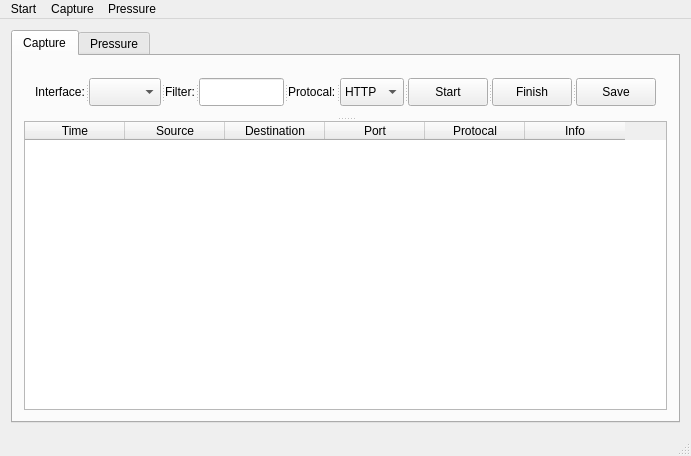
First picture: the form in mainwindow.ui, repository guiyang882/WebPackage, before the edit.
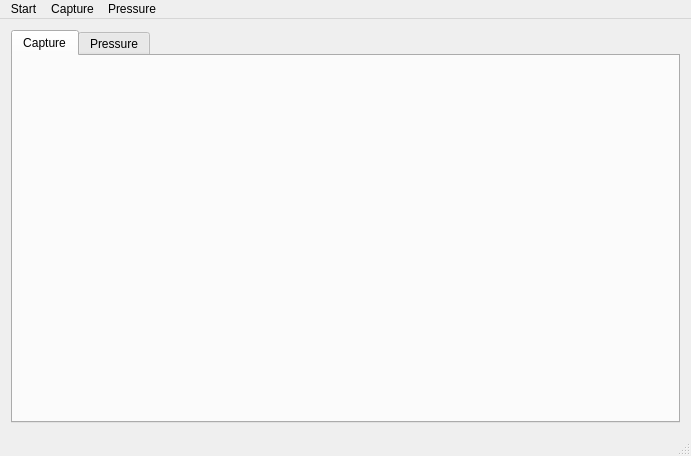
Second picture: the form after the edit. The open tabs and pages were chosen to show the change.

Patch:
```diff
--- a/mainwindow.ui
+++ b/mainwindow.ui
@@ -30,124 +30,6 @@
           <property name="orientation">
            <enum>Qt::Vertical</enum>
           </property>
-          <widget class="QWidget" name="widget_Control" native="true">
-           <property name="maximumSize">
-            <size>
-             <width>16777215</width>
-             <height>50</height>
-            </size>
-           </property>
-           <layout class="QVBoxLayout" name="verticalLayout_2">
-            <item>
-             <widget class="QSplitter" name="splitter">
-              <property name="orientation">
-               <enum>Qt::Horizontal</enum>
-              </property>
-              <widget class="QLabel" name="label_3">
-               <property name="text">
-                <string>Interface:</string>
-               </property>
-              </widget>
-              <widget class="QComboBox" name="comboBox_interface"/>
-              <widget class="QLabel" name="label">
-               <property name="text">
-                <string>Filter:</string>
-               </property>
-              </widget>
-              <widget class="QLineEdit" name="lineEdit_filter"/>
-              <widget class="QLabel" name="label_2">
-               <property name="text">
-                <string>Protocal:</string>
-               </property>
-              </widget>
-              <widget class="QComboBox" name="comboBox_protocal">
-               <item>
-                <property name="text">
-                 <string>HTTP</string>
-                </property>
-               </item>
-               <item>
-                <property name="text">
-                 <string>IP</string>
-                </property>
-               </item>
-               <item>
-                <property name="text">
-                 <string>TCP</string>
-                </property>
-               </item>
-               <item>
-                <property name="text">
-                 <string>UDP</string>
-                </property>
-               </item>
-               <item>
-                <property name="text">
-                 <string>ICMP</string>
-                </property>
-               </item>
-               <item>
-                <property name="text">
-                 <string>ARP</string>
-                </property>
-               </item>
-               <item>
-                <property name="text">
-                 <string>RARP</string>
-                </property>
-               </item>
-              </widget>
-              <widget class="QPushButton" name="pushButton_start">
-               <property name="text">
-                <string>Start</string>
-               </property>
-              </widget>
-              <widget class="QPushButton" name="pushButton_finish">
-               <property name="text">
-                <string>Finish</string>
-               </property>
-              </widget>
-              <widget class="QPushButton" name="pushButton_save">
-               <property name="text">
-                <string>Save</string>
-               </property>
-              </widget>
-             </widget>
-            </item>
-           </layout>
-          </widget>
-          <widget class="QTableWidget" name="tableWidget_showPackages">
-           <column>
-            <property name="text">
-             <string>Time</string>
-            </property>
-           </column>
-           <column>
-            <property name="text">
-             <string>Source</string>
-            </property>
-           </column>
-           <column>
-            <property name="text">
-             <string>Destination</string>
-            </property>
-           </column>
-           <column>
-            <property name="text">
-             <string>Port</string>
-            </property>
-           </column>
-           <column>
-            <property name="text">
-             <string>Protocal</string>
-            </property>
-           </column>
-           <column>
-            <property name="text">
-             <string>Info</string>
-            </property>
-           </column>
-          </widget>
          </widget>
         </item>
        </layout>
```
Left out of the diff: 2 changed lines with no effect on the pictures.
